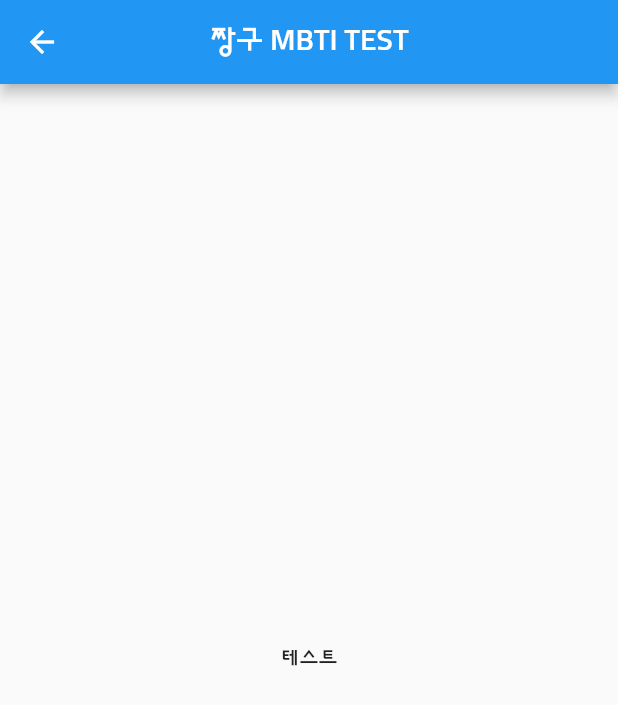
After one commit to dohy-9443/flutter-mbti, a Flutter app: the TestScreen screen opened directly, on a phone screen of 412 x 824 dp. The commit adds this screen. Shown: the top 705 px of the screen. Run offline on Flutter 3.47's test engine with Material 2 defaults, Android fonts, the phone set to English and light mode, and no system bars; missing offline and left inert: transition.

```diff
--- /dev/null
+++ b/mbti/lib/screen/test_screen.dart
@@ -0,0 +1,18 @@
+import 'package:flutter/material.dart';
+
+class TestScreen extends StatelessWidget {
+  const TestScreen({super.key});
+
+  @override
+  Widget build(BuildContext context) {
+    return Scaffold(
+      appBar: AppBar(
+        centerTitle: true,
+        title: const Text('짱구 MBTI TEST')
+      ),
+      body: Center(
+        child: Text('테스트'),
+      ),
+    );
+  }
+}
--- a/mbti/pubspec.yaml
+++ b/mbti/pubspec.yaml
@@ -36,6 +36,7 @@ dependencies:
   # The following adds the Cupertino Icons font to your application.
   # Use with the CupertinoIcons class for iOS style icons.
   cupertino_icons: ^1.0.2
+  transition: ^2.0.2
 
 dev_dependencies:
   flutter_test:
```
Also changed, not shown: mbti/lib/components/transition_button.dart (added, +40 -0 lines), mbti/lib/screen/home_screen.dart (+10 -19 lines), mbti/lib/constants/colors.dart (added), mbti/pubspec.lock.
